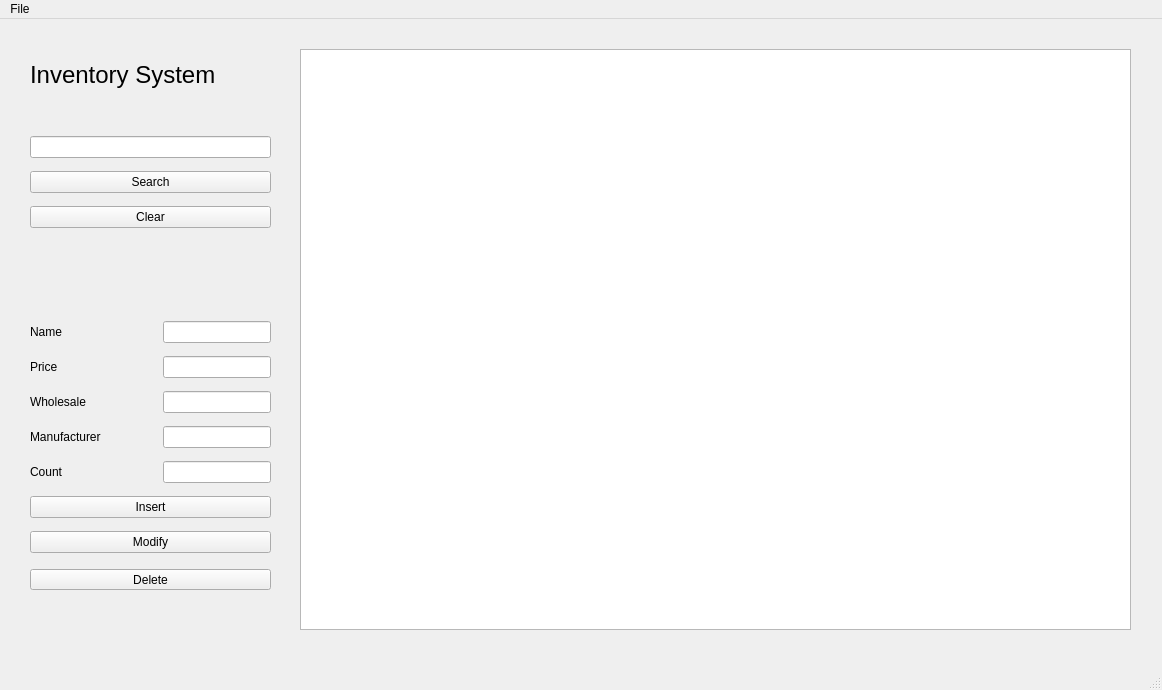
First picture: the form in InventorySystem/mainwindow.ui, repository K3nFischer/QtInventory, before the edit.
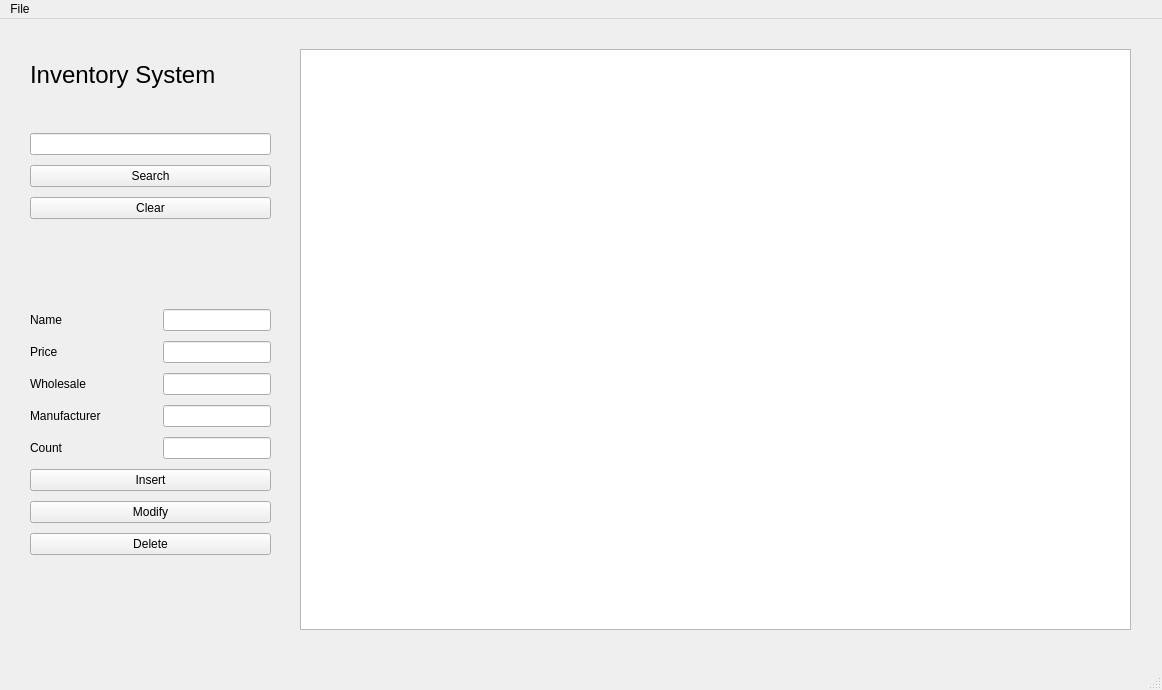
Second picture: the form after the edit.

Diff of the .ui file:
```diff
--- a/InventorySystem/mainwindow.ui
+++ b/InventorySystem/mainwindow.ui
@@ -20,7 +20,7 @@
       <x>30</x>
       <y>110</y>
       <width>241</width>
-      <height>431</height>
+      <height>436</height>
      </rect>
     </property>
     <layout class="QVBoxLayout" name="verticalLayout">
@@ -206,6 +206,13 @@
        </property>
       </widget>
      </item>
+     <item>
+      <widget class="QPushButton" name="deleteButton">
+       <property name="text">
+        <string>Delete</string>
+       </property>
+      </widget>
+     </item>
     </layout>
    </widget>
    <widget class="QTableView" name="tableView">
@@ -257,19 +264,6 @@
      <bool>false</bool>
     </property>
    </widget>
-   <widget class="QPushButton" name="deleteButton">
-    <property name="geometry">
-     <rect>
-      <x>30</x>
-      <y>550</y>
-      <width>241</width>
-      <height>21</height>
-     </rect>
-    </property>
-    <property name="text">
-     <string>Delete</string>
-    </property>
-   </widget>
   </widget>
   <widget class="QMenuBar" name="menubar">
    <property name="geometry">
```
Left out of the diff: 2 changed lines with no effect on the pictures.
